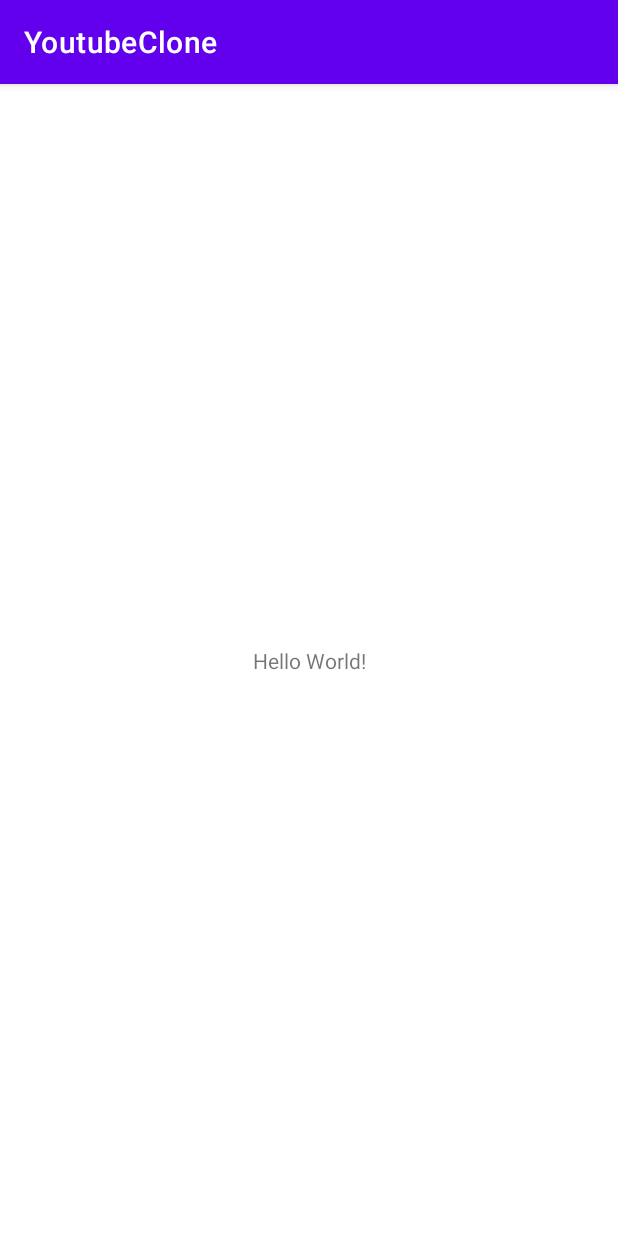
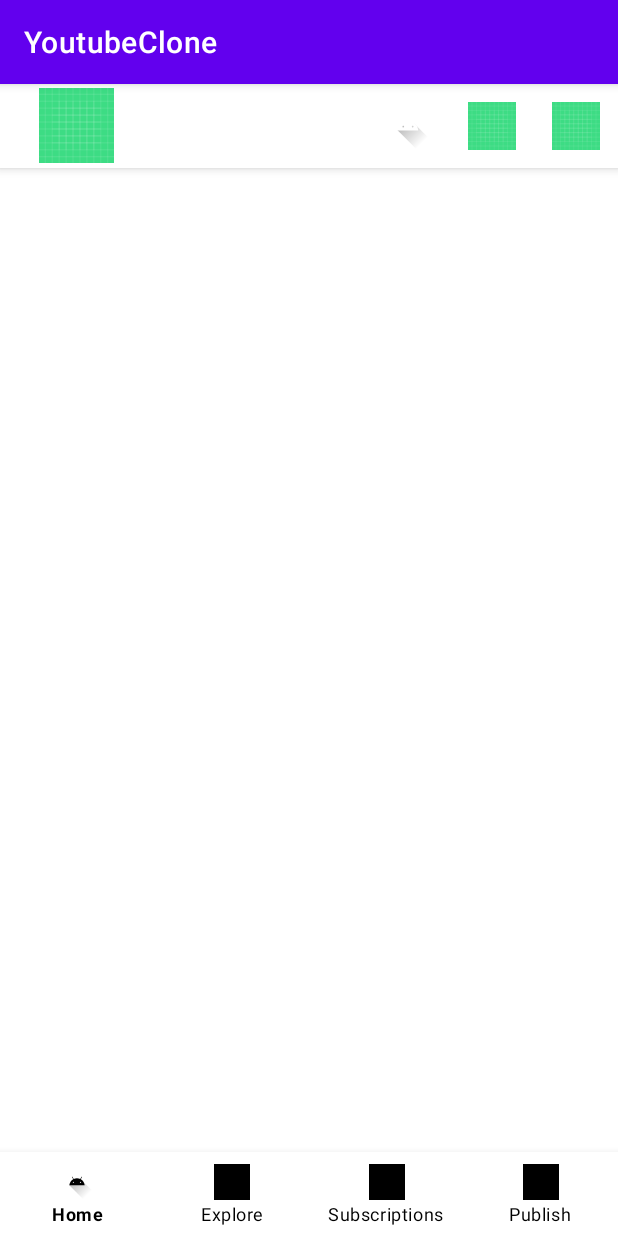
Before and after one commit to javierjuanJJ/YoutubeClone, an Android app: the screen it shows after launch (MainActivity), on a phone screen of 412 x 824 dp. Run offline under Robolectric (Android 15) with nearby library versions, the phone set to English and light mode, and no system bars.

Commit message:
Home Tab | Android Studio | Firebase | Part 1

```diff
--- a/app/src/main/res/layout/activity_main.xml
+++ b/app/src/main/res/layout/activity_main.xml
@@ -6,13 +6,53 @@
     android:layout_height="match_parent"
     tools:context=".MainActivity">
 
-    <TextView
-        android:layout_width="wrap_content"
+    <com.google.android.material.appbar.AppBarLayout
+        android:id="@+id/appBar"
+        android:layout_width="match_parent"
         android:layout_height="wrap_content"
-        android:text="Hello World!"
+        app:layout_constraintEnd_toEndOf="parent"
+        app:layout_constraintStart_toStartOf="parent"
+        app:layout_constraintTop_toTopOf="parent">
+
+        <androidx.appcompat.widget.Toolbar
+            android:id="@+id/toolbar"
+            android:layout_width="match_parent"
+            android:layout_height="wrap_content"
+            android:background="@color/white"
+            app:menu="@menu/toolbar_menu">
+
+            <ImageView
+                android:id="@+id/icon"
+                android:layout_width="70dp"
+                android:layout_height="50dp"
+                android:adjustViewBounds="true"
+                android:src="@drawable/ic_launcher_background" />
+
+        </androidx.appcompat.widget.Toolbar>
+
+    </com.google.android.material.appbar.AppBarLayout>
+
+    <FrameLayout
+        android:layout_width="match_parent"
+        android:layout_height="match_parent"
+        android:layout_below="@id/appBar"
+        android:layout_above="@id/bottom_navigation"
+        android:id="@+id/frame_layout"></FrameLayout>
+
+
+    <com.google.android.material.bottomnavigation.BottomNavigationView
+        android:layout_width="match_parent"
+        android:layout_height="wrap_content"
+        android:background="@color/white"
         app:layout_constraintBottom_toBottomOf="parent"
         app:layout_constraintEnd_toEndOf="parent"
         app:layout_constraintStart_toStartOf="parent"
-        app:layout_constraintTop_toTopOf="parent" />
+        app:menu="@menu/bottom_menu"
+        app:itemTextColor="@color/black"
+        app:itemIconTint="@color/black"
+        app:itemRippleColor="@color/cardview_dark_background"
+        android:id="@+id/bottom_navigation"
+        app:labelVisibilityMode="labeled"
+        ></com.google.android.material.bottomnavigation.BottomNavigationView>
 
 </androidx.constraintlayout.widget.ConstraintLayout>
--- /dev/null
+++ b/app/src/main/res/menu/bottom_menu.xml
@@ -0,0 +1,30 @@
+<?xml version="1.0" encoding="utf-8"?>
+<menu xmlns:android="http://schemas.android.com/apk/res/android"
+    xmlns:app="http://schemas.android.com/apk/res-auto">
+    <item
+        android:title="@string/itemHome"
+        android:id="@+id/home"
+        android:icon="@drawable/ic_launcher_foreground"
+        app:showAsAction="ifRoom"
+        />
+
+    <item
+        android:title="@string/itemExplore"
+        android:id="@+id/explore"
+        android:icon="@drawable/ic_launcher_background"
+        app:showAsAction="ifRoom"
+        />
+    <item
+        android:title="@string/itemSubscriptions"
+        android:id="@+id/subscriptions"
+        android:icon="@drawable/ic_launcher_background"
+        app:showAsAction="ifRoom"
+        />
+
+    <item
+        android:title="@string/itemPublish"
+        android:id="@+id/publish"
+        android:icon="@drawable/ic_launcher_background"
+        app:showAsAction="ifRoom"
+        />
+</menu>
--- /dev/null
+++ b/app/src/main/res/menu/toolbar_menu.xml
@@ -0,0 +1,25 @@
+<?xml version="1.0" encoding="utf-8"?>
+<menu xmlns:android="http://schemas.android.com/apk/res/android"
+    xmlns:app="http://schemas.android.com/apk/res-auto">
+
+    <item
+        android:title="@string/itemNotification"
+        android:id="@+id/notification"
+        android:icon="@drawable/ic_launcher_foreground"
+        app:showAsAction="ifRoom"
+        />
+
+    <item
+        android:title="@string/itemSearch"
+        android:id="@+id/search"
+        android:icon="@drawable/ic_launcher_background"
+        app:showAsAction="ifRoom"
+        />
+    <item
+        android:title="@string/itemAccount"
+        android:id="@+id/account"
+        android:icon="@drawable/ic_launcher_background"
+        app:showAsAction="ifRoom"
+        />
+
+</menu>
--- a/app/src/main/res/values/colors.xml
+++ b/app/src/main/res/values/colors.xml
@@ -7,4 +7,11 @@
     <color name="teal_700">#FF018786</color>
     <color name="black">#FF000000</color>
     <color name="white">#FFFFFFFF</color>
+
+    <color name="colorTheme">#504444</color>
+    <color name="colorAccent">#D81919</color>
+    <color name="colorPrimaryText">#423A3A</color>
+    <color name="colorSecondaryText">#AAA0A0</color>
+    <color name="colorDivider">#D3D1D1</color>
+    <color name="colorTextIcons">#FFFFFFFF</color>
 </resources>
--- a/app/src/main/res/values/strings.xml
+++ b/app/src/main/res/values/strings.xml
@@ -1,3 +1,10 @@
 <resources>
     <string name="app_name">YoutubeClone</string>
+    <string name="itemHome">Home</string>
+    <string name="itemExplore">Explore</string>
+    <string name="itemSubscriptions">Subscriptions</string>
+    <string name="itemPublish">Publish</string>
+    <string name="itemNotification">Notification</string>
+    <string name="itemSearch">Search</string>
+    <string name="itemAccount">Account</string>
 </resources>
```
